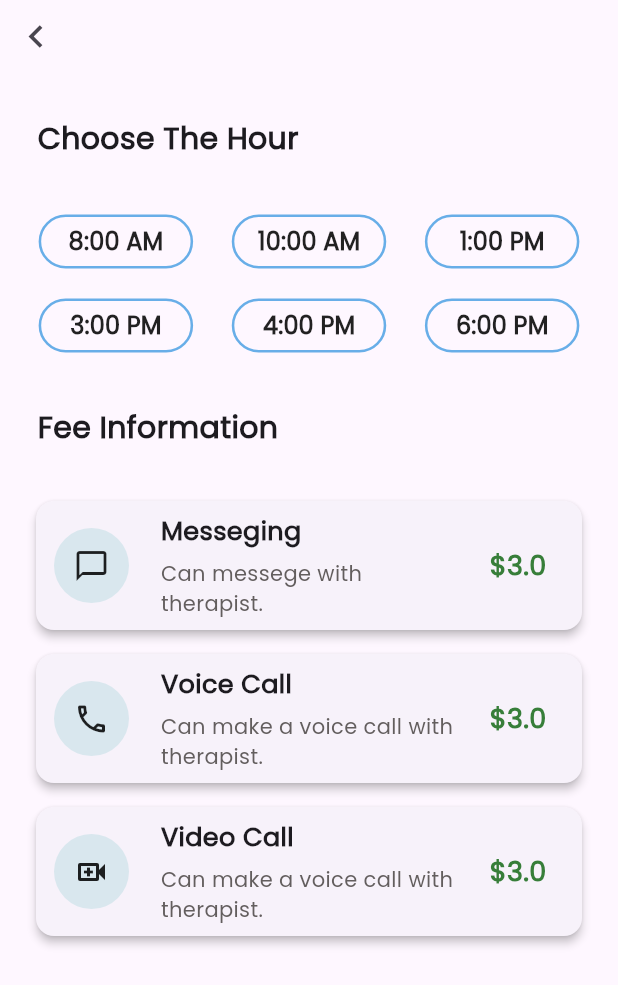
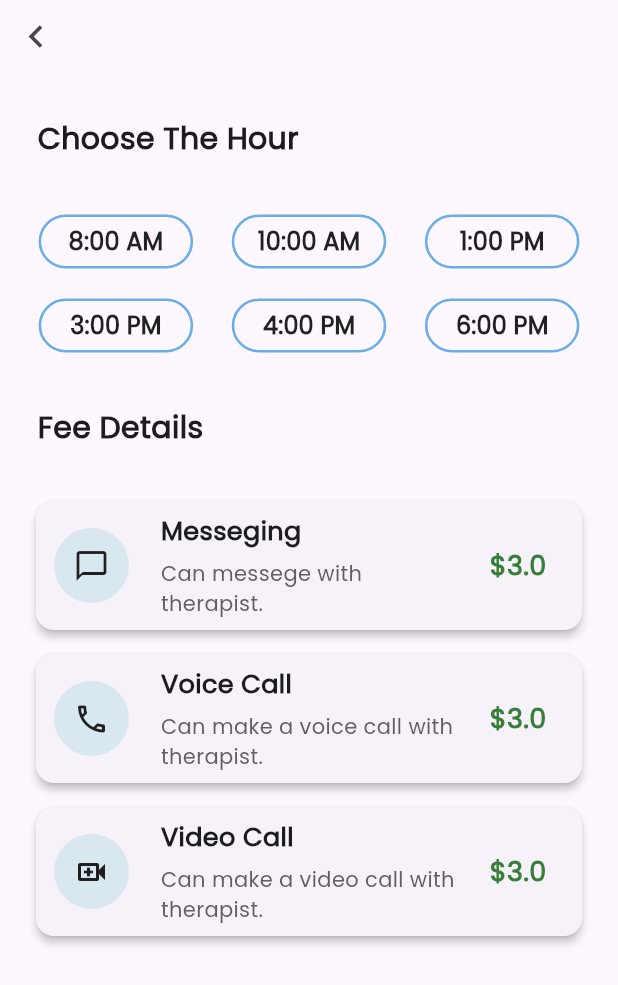
Before and after one commit to abraamhossam/mindcare_app, a Flutter app: the MakeAppointment screen opened directly with empty values, on a phone screen of 412 x 824 dp. Shown: the top 985 px of the screen. Run offline on Flutter 3.47's test engine with Material 3 defaults, Android fonts, the phone set to English and light mode, and no system bars; our stand-ins replace dio, dots_indicator, easy_date_timeline, get, lottie, shared_preferences; missing offline and left inert: awesome_icons, flutter_paypal_checkout; accounts and stored records are empty; network calls fail; project files that could hold a hidden picture were left out; key blocks and very long unbroken strings in the code were emptied for the run.

Commit message:
sec commit

```diff
--- /dev/null
+++ b/lib/Ahmed Elsanousy/Custom Widgets/custom_back_icon.dart
@@ -0,0 +1,8 @@
+import 'package:flutter/material.dart';
+import 'package:get/get.dart';
+import 'package:mindcare_app/Langauge/language_controller.dart';
+
+LanguageController language = Get.find();
+IconData back = language.langeCode == "en"
+    ? Icons.keyboard_arrow_left
+    : Icons.keyboard_arrow_right;
--- a/lib/Ahmed Elsanousy/Custom Widgets/custom_test_card.dart
+++ b/lib/Ahmed Elsanousy/Custom Widgets/custom_test_card.dart
@@ -27,7 +27,7 @@ class CustomTestCard extends StatelessWidget {
           child: Row(
             children: [
               Padding(
-                padding: const EdgeInsets.only(left: 20.0),
+                padding: const EdgeInsets.only(left: 20.0, right: 20),
                 child: Text(
                   name.tr,
                   style: const TextStyle(
--- a/lib/Ahmed Elsanousy/Screens/make_appointment.dart
+++ b/lib/Ahmed Elsanousy/Screens/make_appointment.dart
@@ -1,5 +1,6 @@
 import 'package:flutter/material.dart';
 import 'package:get/get.dart';
+import 'package:mindcare_app/Ahmed%20Elsanousy/Custom%20Widgets/custom_back_icon.dart';
 import 'package:mindcare_app/Ahmed%20Elsanousy/Custom%20Widgets/fee_card.dart';
 import 'package:mindcare_app/Ahmed%20Elsanousy/Custom%20Widgets/hour_button.dart';
 
@@ -24,8 +25,8 @@ class MakeAppointment extends StatelessWidget {
                 onPressed: () {
                   Get.back();
                 },
-                icon: const Icon(
-                  Icons.keyboard_arrow_left,
+                icon: Icon(
+                  back,
                   size: 30,
                 ),
               ),
@@ -41,11 +42,11 @@ class MakeAppointment extends StatelessWidget {
               ),
             ],
           ),
-          const Padding(
-            padding: EdgeInsets.symmetric(vertical: 30, horizontal: 25.0),
+          Padding(
+            padding: const EdgeInsets.symmetric(vertical: 30, horizontal: 25.0),
             child: Text(
-              'Choose The Hour',
-              style: TextStyle(
+              'Choose The Hour'.tr,
+              style: const TextStyle(
                 fontSize: 20,
                 fontWeight: FontWeight.w600,
               ),
@@ -57,15 +58,15 @@ class MakeAppointment extends StatelessWidget {
               mainAxisAlignment: MainAxisAlignment.spaceEvenly,
               children: [
                 HourButton(
-                  hour: '8:00 AM',
+                  hour: '8:00 ${"AM".tr}',
                   size: size,
                 ),
                 HourButton(
-                  hour: '10:00 AM',
+                  hour: '10:00 ${"AM".tr}',
                   size: size,
                 ),
                 HourButton(
-                  hour: '1:00 PM',
+                  hour: '1:00 ${"PM".tr}',
                   size: size,
                 ),
               ],
@@ -75,24 +76,24 @@ class MakeAppointment extends StatelessWidget {
             mainAxisAlignment: MainAxisAlignment.spaceEvenly,
             children: [
               HourButton(
-                hour: '3:00 PM',
+                hour: '3:00 ${"PM".tr}',
                 size: size,
               ),
               HourButton(
-                hour: '4:00 PM',
+                hour: '4:00 ${"PM".tr}',
                 size: size,
               ),
               HourButton(
-                hour: '6:00 PM',
+                hour: '6:00 ${"PM".tr}',
                 size: size,
               ),
             ],
           ),
-          const Padding(
-            padding: EdgeInsets.symmetric(vertical: 30, horizontal: 25.0),
+          Padding(
+            padding: const EdgeInsets.symmetric(vertical: 30, horizontal: 25.0),
             child: Text(
-              'Fee Information',
-              style: TextStyle(
+              "Fee Details".tr,
+              style: const TextStyle(
                 fontSize: 20,
                 fontWeight: FontWeight.w600,
               ),
@@ -100,22 +101,22 @@ class MakeAppointment extends StatelessWidget {
           ),
           FeeCard(
             size: size,
-            title: 'Messeging',
-            subTitle: 'Can messege with therapist.',
+            title: 'Messeging'.tr,
+            subTitle: "Can messege with therapist.".tr,
             icon: Icons.chat_bubble_outline,
             price: 3,
           ),
           FeeCard(
             size: size,
-            title: 'Voice Call',
-            subTitle: 'Can make a voice call with therapist.',
+            title: "Voice Call".tr,
+            subTitle: "Can make a voice call with therapist.".tr,
             icon: Icons.call_outlined,
             price: 3,
           ),
           FeeCard(
             size: size,
-            title: 'Video Call',
-            subTitle: 'Can make a voice call with therapist.',
+            title: "Video Call".tr,
+            subTitle: "Can make a video call with therapist.".tr,
             icon: Icons.video_call_outlined,
             price: 3,
           ),
--- a/lib/Ahmed Elsanousy/Screens/test_page.dart
+++ b/lib/Ahmed Elsanousy/Screens/test_page.dart
@@ -1,5 +1,6 @@
 import 'package:flutter/material.dart';
 import 'package:get/get.dart';
+import 'package:mindcare_app/Ahmed%20Elsanousy/Custom%20Widgets/custom_back_icon.dart';
 import 'package:mindcare_app/Ahmed%20Elsanousy/Custom%20Widgets/custom_test_card.dart';
 
 class mentalTests extends StatelessWidget {
@@ -14,8 +15,8 @@ class mentalTests extends StatelessWidget {
           onPressed: () {
             Get.offNamed('/home');
           },
-          icon: const Icon(
-            Icons.keyboard_arrow_left,
+          icon: Icon(
+            back,
             size: 30,
           ),
         ),
--- a/lib/Langauge/language.dart
+++ b/lib/Langauge/language.dart
@@ -54,6 +54,26 @@ class Language implements Translations {
           "Anger": "Anger",
           "Fear": "Fear",
           "Stress": "Stress",
+          //.......................Doctors.........................
+          "Search": "Search",
+          "Book": "Book",
+          //.......................Make appointment.........................
+          "Choose The Hour": "Choose The Hour",
+          "AM": "AM",
+          "PM": "PM",
+          "Fee Details": "Fee Details",
+          "Messeging": "Messeging",
+          "Can messege with therapist.": "Can messege with therapist.",
+          "Voice Call": "Voice Call",
+          "Can make a voice call with therapist.":
+              "Can make a voice call with therapist.",
+          "Video Call": "Video Call",
+          "Can make a video call with therapist.":
+              "Can make a video call with therapist.",
+          //.......................Doctor profile.........................
+          "Make Appointment": "Make Appointment",
+          "About Therapist": "About Therapist",
+          "Working Time": "Working Time",
         },
         "ar": {
           //.......................initial pages.........................
@@ -105,6 +125,26 @@ class Language implements Translations {
           "Anger": "الغضب",
           "Fear": "الخوف",
           "Stress": "الضغط/التوتر",
+          //.......................Doctors.........................
+          "Search": "بحث",
+          "Book": "حجز",
+          //.......................Make appointment.........................
+          "Choose The Hour": "اختر الساعة",
+          "AM": "ص",
+          "PM": "م",
+          "Fee Details": "تفاصيل الرسوم",
+          "Messeging": "التراسل",
+          "Can messege with therapist.": " يمكنك المراسله مع المعالج النفسي.",
+          "Voice Call": "مكالمة صوتية",
+          "Can make a voice call with therapist.":
+              " يمكنك إجراء مكالمة صوتية مع المعالج النفسي.",
+          "Video Call": "مكالمة فيديو",
+          "Can make a video call with therapist.":
+              "يمكنك التحدث عبر الفيديو مع المعالج النفسي.",
+          //.......................Doctor profile.........................
+          "Make Appointment": "احجز موعد",
+          "About Therapist": "معلومات عن المعالج",
+          "Working Time": "مواعيد العمل",
         },
       };
 }
--- a/lib/main.dart
+++ b/lib/main.dart
@@ -31,6 +31,7 @@ class MindCareApp extends StatelessWidget {
   @override
   Widget build(BuildContext context) {
     LanguageController language = Get.put(LanguageController());
+
     return GetMaterialApp(
       debugShowCheckedModeBanner: false,
       theme: ThemeData(
@@ -86,7 +87,7 @@ class MindCareApp extends StatelessWidget {
         ),
       ],
       //initialRoute: SplashView.id,
-      initialRoute: '/home',
+      initialRoute: '/doctor_search',
     );
   }
 }
```
Also changed, not shown: lib/Ahmed Elsanousy/Custom Widgets/custom_doctor_card.dart (+6 -6 lines), lib/Ahmed Elsanousy/Screens/doctor_profile.dart (+19 -14 lines), lib/Ahmed Elsanousy/Screens/doctor_search.dart (+7 -6 lines).
